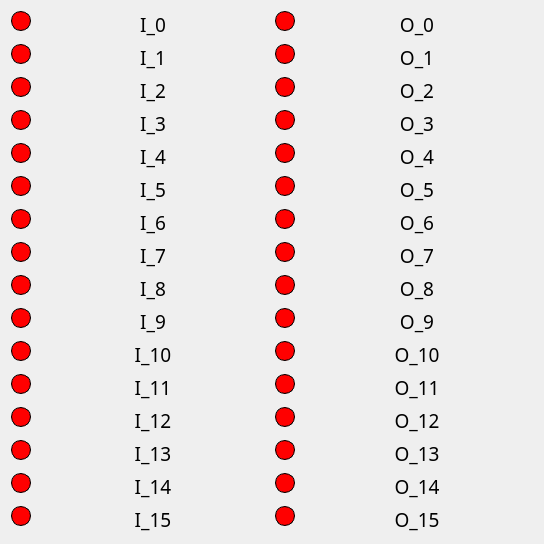
Above: io.ui from duanyifei777/TCPClint before the change. Below: the same form after it.
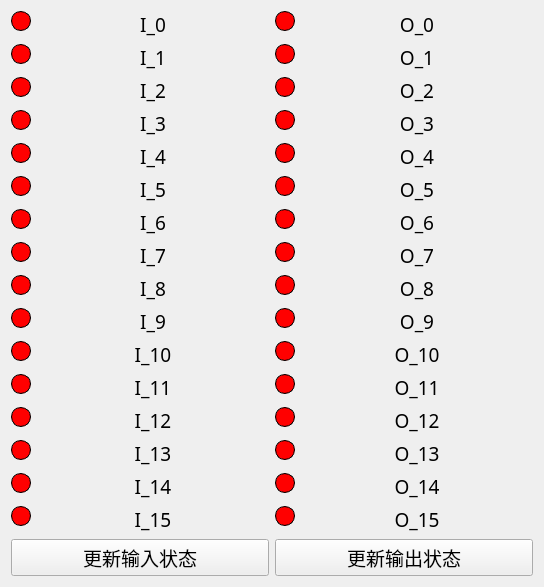
That is the form after the change.

```diff
--- a/io.ui
+++ b/io.ui
@@ -7,19 +7,14 @@
     <x>0</x>
     <y>0</y>
     <width>544</width>
-    <height>481</height>
+    <height>496</height>
    </rect>
   </property>
   <property name="windowTitle">
    <string>Form</string>
   </property>
   <property name="styleSheet">
-   <string notr="true">QPushButton {
-    background-color: red;
-    border-radius: 15px; /* 半径 = 宽度的一半，才能变成圆 */
-    border: 1px solid black;
-}
-</string>
+   <string notr="true"/>
   </property>
   <layout class="QGridLayout" name="gridLayout_2">
    <item row="0" column="0">
@@ -1406,6 +1401,32 @@
      </item>
     </layout>
    </item>
+   <item row="1" column="0">
+    <widget class="QPushButton" name="updateInputButton">
+     <property name="font">
+      <font>
+       <family>微软雅黑</family>
+       <pointsize>14</pointsize>
+      </font>
+     </property>
+     <property name="text">
+      <string>更新输入状态</string>
+     </property>
+    </widget>
+   </item>
+   <item row="1" column="1">
+    <widget class="QPushButton" name="updateOutputButton">
+     <property name="font">
+      <font>
+       <family>微软雅黑</family>
+       <pointsize>14</pointsize>
+      </font>
+     </property>
+     <property name="text">
+      <string>更新输出状态</string>
+     </property>
+    </widget>
+   </item>
   </layout>
  </widget>
  <resources/>
```
Left out of the diff: 702 changed lines with no effect on the pictures.
